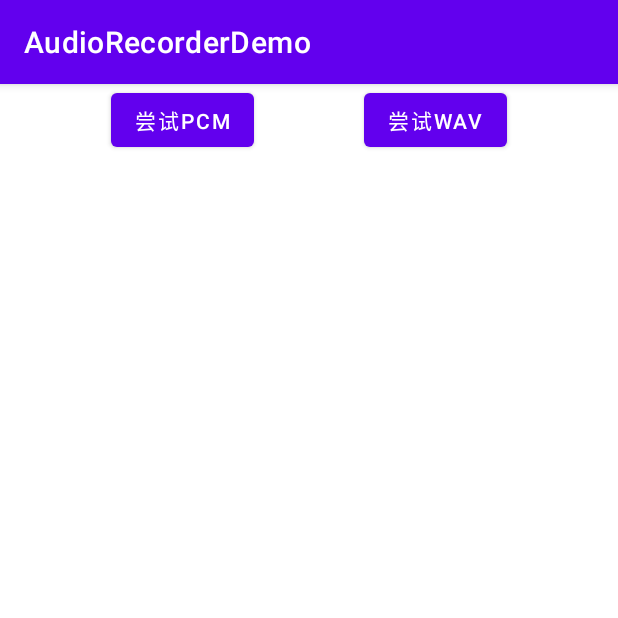
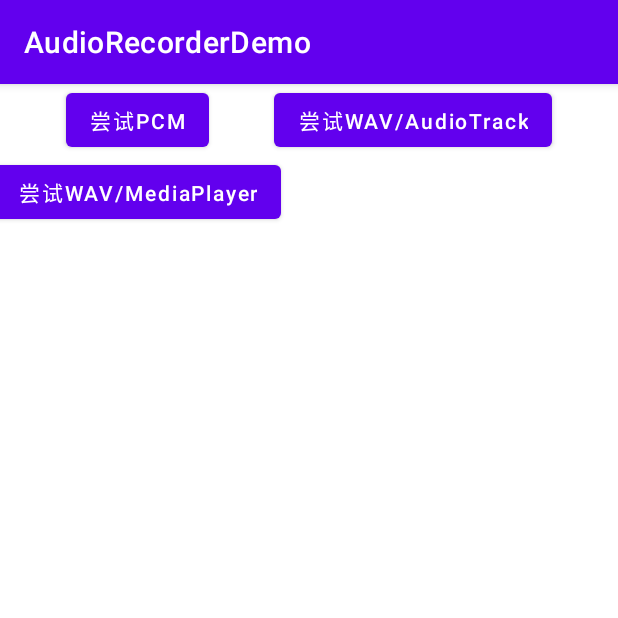
Before and after one commit to baishengye/LearnAudioDevelopment, an Android app: the screen it shows after launch (MainActivity), on a phone screen of 412 x 824 dp, the top half of it. Run offline under Robolectric (Android 15) with nearby library versions, the phone set to English and light mode, and no system bars.

Commit message:
Wav使用AudioTrack完成，可播放暂停，恢复

```diff
--- a/1_AudioRecoder/AudioRecorderDemo/app/src/main/AndroidManifest.xml
+++ b/1_AudioRecoder/AudioRecorderDemo/app/src/main/AndroidManifest.xml
@@ -28,6 +28,9 @@
         <activity
             android:name=".WavByAudioRecordAndMediaPlayerActivity"
             android:exported="true" />
+        <activity
+            android:name=".WavByAudioRecordAndAudioTrackActivity"
+            android:exported="true" />
     </application>
 
 </manifest>
--- a/1_AudioRecoder/AudioRecorderDemo/app/src/main/java/com/baishengye/audiorecorderdemo/MainActivity.kt
+++ b/1_AudioRecoder/AudioRecorderDemo/app/src/main/java/com/baishengye/audiorecorderdemo/MainActivity.kt
@@ -38,8 +38,11 @@ if (ContextCompat.checkSelfPermission(this, Manifest.permission.RECORD_AUDIO) ==
         binding.btnPcm.setOnClickListener {
             startActivity(Intent(this, PcmByAudioRecordAndAudioTrackActivity::class.java))
         }
-        binding.btnWav.setOnClickListener {
+        binding.btnWavMediaPlayer.setOnClickListener {
             startActivity(Intent(this, WavByAudioRecordAndMediaPlayerActivity::class.java))
+        }
+        binding.btnWavAudioTrack.setOnClickListener {
+            startActivity(Intent(this, WavByAudioRecordAndAudioTrackActivity::class.java))
         }
     }
 
--- a/1_AudioRecoder/AudioRecorderDemo/app/src/main/res/layout/activity_main.xml
+++ b/1_AudioRecoder/AudioRecorderDemo/app/src/main/res/layout/activity_main.xml
@@ -12,18 +12,30 @@
         android:layout_width="wrap_content"
         android:layout_height="wrap_content"
         android:text="尝试PCM"
-        app:layout_constraintEnd_toStartOf="@id/btnWav"
+        android:textAllCaps="false"
+        app:layout_constraintEnd_toStartOf="@id/btnWavAudioTrack"
         app:layout_constraintStart_toStartOf="parent"
         app:layout_constraintTop_toTopOf="parent" />
 
 
     <Button
-        android:id="@+id/btnWav"
+        android:id="@+id/btnWavAudioTrack"
         android:layout_width="wrap_content"
         android:layout_height="wrap_content"
-        android:text="尝试WAV"
+        android:text="尝试WAV/AudioTrack"
+        android:textAllCaps="false"
         app:layout_constraintStart_toEndOf="@id/btnPcm"
         app:layout_constraintEnd_toEndOf="parent"
         app:layout_constraintTop_toTopOf="parent" />
 
+    <Button
+        android:id="@+id/btnWavMediaPlayer"
+        android:layout_width="wrap_content"
+        android:layout_height="wrap_content"
+        android:text="尝试WAV/MediaPlayer"
+        android:textAllCaps="false"
+        app:layout_constraintStart_toStartOf="@id/btnPcm"
+        app:layout_constraintEnd_toEndOf="@id/btnPcm"
+        app:layout_constraintTop_toBottomOf="@id/btnPcm" />
+
 </androidx.constraintlayout.widget.ConstraintLayout>
```
Also changed, not shown: 1_AudioRecoder/AudioRecorderDemo/app/src/main/java/com/baishengye/audiorecorderdemo/WavByAudioRecordAndAudioTrackActivity.kt (added, +167 -0 lines), 1_AudioRecoder/AudioRecorderDemo/libaudio/src/main/java/com/baishengye/libaudio/playhelper/WavPlayHelper.kt (added, +34 -0 lines).
